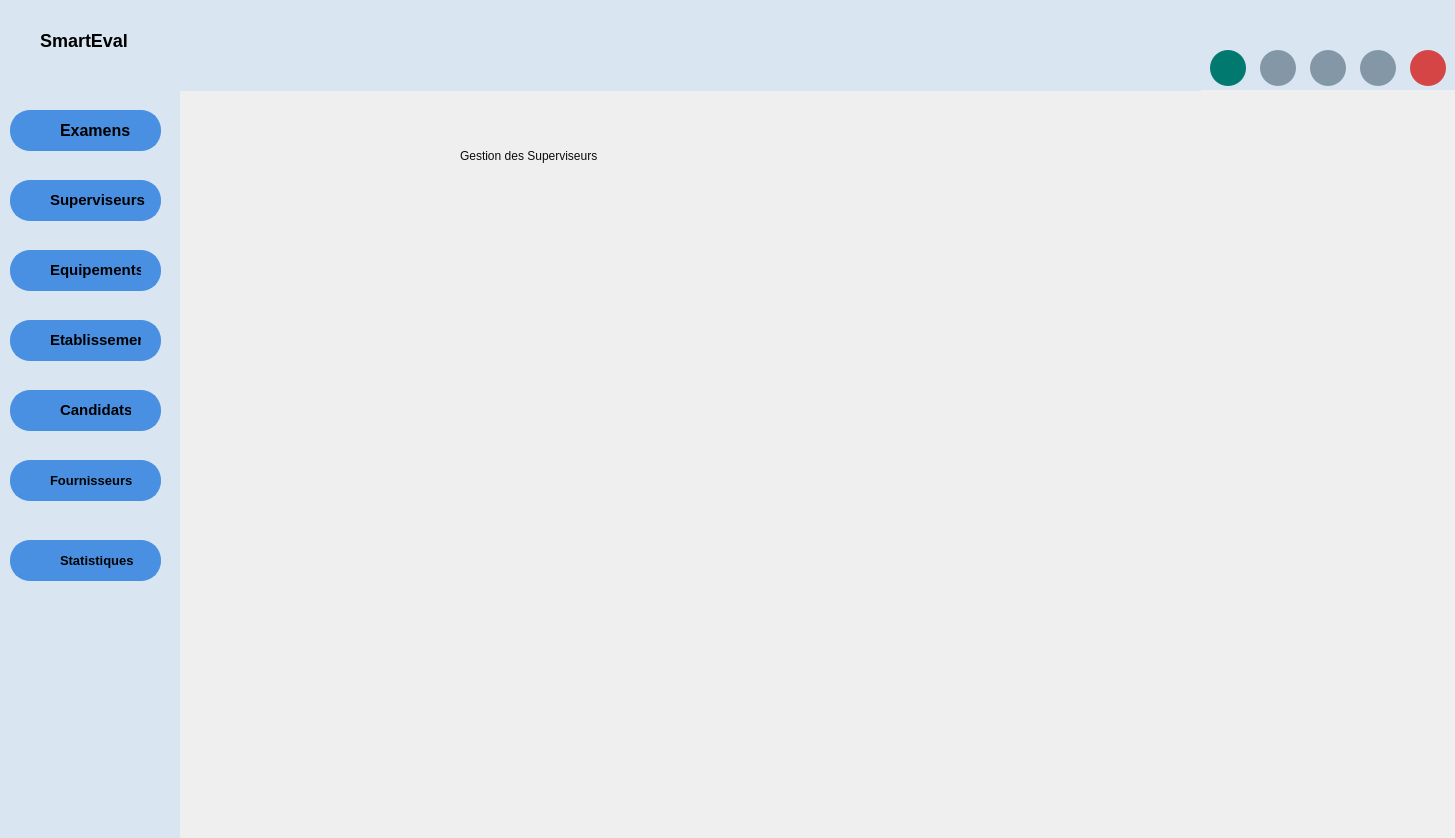
Above: mainwindow.ui from Projetcpp-2A19/projetcpp-2a19-smart-examination-center before the change. Below: the same form after it.
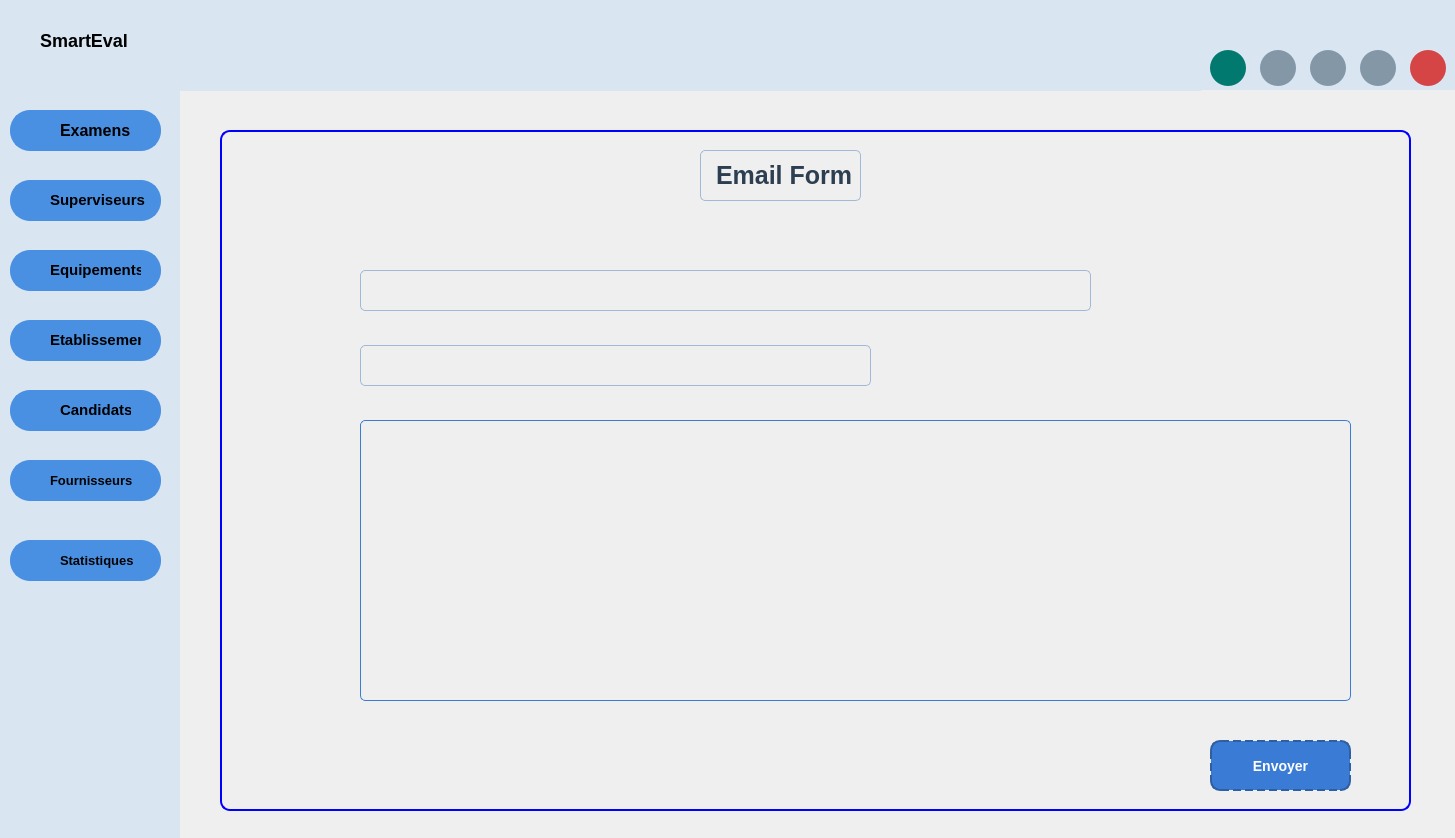
That is the form after the change. The open tabs and pages were chosen to show the change. Icons and pictures are not drawn.

Patch:
```diff
--- a/mainwindow.ui
+++ b/mainwindow.ui
@@ -765,6 +765,9 @@
       <height>791</height>
      </rect>
     </property>
+    <property name="layoutDirection">
+     <enum>Qt::LayoutDirection::LeftToRight</enum>
+    </property>
     <property name="styleSheet">
      <string notr="true">background-color: rgb(239, 239, 239);</string>
     </property>
@@ -1577,6 +1580,255 @@
        <iconset theme="QIcon::ThemeIcon::DocumentNew"/>
       </property>
      </widget>
+     <widget class="QPushButton" name="btnAfficherTout">
+      <property name="geometry">
+       <rect>
+        <x>150</x>
+        <y>450</y>
+        <width>51</width>
+        <height>41</height>
+       </rect>
+      </property>
+      <property name="styleSheet">
+       <string notr="true">QPushButton#ModButton  {
+    color: white;
+	background-color: rgb(58, 123, 213);
+    font-size: 16px;
+    font-weight: bold;
+    border-radius: 18px; /* La moitié de la taille pour un cercle */
+    border: none;
+    transition: all 0.3s ease-in-out;
+    text-align: center;
+}
+
+QPushButton#ModButton:hover {
+    background-color: rgb(3, 150, 138); /* Vert sapin plus clair au survol */
+    box-shadow: 0px 3px 8px rgba(1, 121, 111, 0.4);
+}
+
+QPushButton#ModButton :pressed {
+    background-color: rgb(0, 100, 92); /* Vert sapin plus foncé*/
+    box-shadow: 0px 2px 5px rgba(1, 121, 111, 0.5);
+}</string>
+      </property>
+      <property name="text">
+       <string/>
+      </property>
+      <property name="icon">
+       <iconset theme="QIcon::ThemeIcon::DocumentRevert"/>
+      </property>
+     </widget>
+     <widget class="QPushButton" name="btnTrierNom">
+      <property name="geometry">
+       <rect>
+        <x>570</x>
+        <y>30</y>
+        <width>151</width>
+        <height>41</height>
+       </rect>
+      </property>
+      <property name="styleSheet">
+       <string notr="true">QPushButton#btnTrierNom {
+    background-color: #3A7BD5; 
+    color: white;
+    font-size: 16px;
+    font-weight: bold;
+    padding: 10px 20px; /* Uniformiser le padding */
+    border-radius: 20px;
+    border: 2px dashed #3A7BD5;
+    text-align: center; /* Alignement horizontal */
+    qproperty-alignment: 'AlignCenter'; /* Alignement Qt */
+}
+
+QPushButton#btnTrierNom:hover {
+    background-color: #A0C4FF; 
+    border: 2px dashed #A0C4FF; 
+    color: #F9F9F9; 
+}
+
+QPushButton#btnTrierNom:pressed {
+    background-color: #C74C4C; 
+    border: 2px dashed #5A9BD5;
+}</string>
+      </property>
+      <property name="text">
+       <string>Tri par Nom</string>
+      </property>
+     </widget>
+     <zorder>Recherche</zorder>
+     <zorder>pdfBtn</zorder>
+     <zorder>tableFourn</zorder>
+     <zorder>label_27</zorder>
+     <zorder>ModButton</zorder>
+     <zorder>listWidget_2</zorder>
+     <zorder>TypeService</zorder>
+     <zorder>ID</zorder>
+     <zorder>Email</zorder>
+     <zorder>NumTel</zorder>
+     <zorder>ADRESSE</zorder>
+     <zorder>Ajbtn</zorder>
+     <zorder>label_11</zorder>
+     <zorder>NomT</zorder>
+     <zorder>label_19</zorder>
+     <zorder>label_23</zorder>
+     <zorder>label_20</zorder>
+     <zorder>label_21</zorder>
+     <zorder>label_22</zorder>
+     <zorder>lineEditRech</zorder>
+     <zorder>rechBtn</zorder>
+     <zorder>suppButton</zorder>
+     <zorder>Nom</zorder>
+     <zorder>SaveMod</zorder>
+     <zorder>btnAfficherTout</zorder>
+     <zorder>btnTrierNom</zorder>
+    </widget>
+    <widget class="QWidget" name="Email_2">
+     <widget class="QListWidget" name="listWidget_3">
+      <property name="geometry">
+       <rect>
+        <x>40</x>
+        <y>40</y>
+        <width>1191</width>
+        <height>681</height>
+       </rect>
+      </property>
+      <property name="styleSheet">
+       <string notr="true">QListWidget {
+    border: 2px solid blue;    /* Bordure bleue */
+    border-radius: 10px;        /* Coins arrondis */
+    padding: 5px;               /* Un peu d'espace à l'intérieur */
+}
+</string>
+      </property>
+     </widget>
+     <widget class="QLabel" name="label_28">
+      <property name="geometry">
+       <rect>
+        <x>520</x>
+        <y>60</y>
+        <width>161</width>
+        <height>51</height>
+       </rect>
+      </property>
+      <property name="styleSheet">
+       <string notr="true">#label_28 { 
+    font-size: 25px; /* Taille réduite du texte */
+    font-weight: bold; /* Texte en gras pour un effet titre */
+    color: #2C3E50; /* Bleu foncé pour une bonne lisibilité */
+    background-color: transparent; /* Fond transparent */
+    padding: 4px 8px; /* Espacement pour l'aération */
+    border: 1px solid #A0B9D9; /* Légère bordure bleu-gris pastel */
+    border-radius: 5px; /* Coins légèrement arrondis */
+    text-align: center; /* Centrage du texte */
+}
+</string>
+      </property>
+      <property name="text">
+       <string>Email Form</string>
+      </property>
+     </widget>
+     <widget class="QLineEdit" name="lineEdit_2">
+      <property name="geometry">
+       <rect>
+        <x>180</x>
+        <y>180</y>
+        <width>731</width>
+        <height>41</height>
+       </rect>
+      </property>
+      <property name="styleSheet">
+       <string notr="true">#lineEdit_2 { 
+    font-size: 25px; /* Taille réduite du texte */
+    font-weight: bold; /* Texte en gras pour un effet titre */
+    color: #2C3E50; /* Bleu foncé pour une bonne lisibilité */
+    background-color: transparent; /* Fond transparent */
+    padding: 4px 8px; /* Espacement pour l'aération */
+    border: 1px solid #A0B9D9; /* Légère bordure bleu-gris pastel */
+    border-radius: 5px; /* Coins légèrement arrondis */
+    text-align: center; /* Centrage du texte */
+}</string>
+      </property>
+     </widget>
+     <widget class="QLineEdit" name="lineEdit_3">
+      <property name="geometry">
+       <rect>
+        <x>180</x>
+        <y>255</y>
+        <width>511</width>
+        <height>41</height>
+       </rect>
+      </property>
+      <property name="styleSheet">
+       <string notr="true">#lineEdit_3 { 
+    font-size: 25px; /* Taille réduite du texte */
+    font-weight: bold; /* Texte en gras pour un effet titre */
+    color: #2C3E50; /* Bleu foncé pour une bonne lisibilité */
+    background-color: transparent; /* Fond transparent */
+    padding: 4px 8px; /* Espacement pour l'aération */
+    border: 1px solid #A0B9D9; /* Légère bordure bleu-gris pastel */
+    border-radius: 5px; /* Coins légèrement arrondis */
+    text-align: center; /* Centrage du texte */
+}</string>
+      </property>
+     </widget>
+     <widget class="QTextEdit" name="textEdit">
+      <property name="geometry">
+       <rect>
+        <x>180</x>
+        <y>330</y>
+        <width>991</width>
+        <height>281</height>
+       </rect>
+      </property>
+      <property name="styleSheet">
+       <string notr="true">#textEdit { 
+    font-size: 25px; /* Taille réduite du texte */
+    font-weight: bold; /* Texte en gras pour un effet titre */
+    color: #2C3E50; /* Bleu foncé pour une bonne lisibilité */
+    background-color: transparent; /* Fond transparent */
+    padding: 4px 8px; /* Espacement pour l'aération */
+    border: 1px solid #3A7BD5; /* Légère bordure bleu-gris pastel */
+    border-radius: 5px; /* Coins légèrement arrondis */
+    text-align: center; /* Centrage du texte */
+}</string>
+      </property>
+     </widget>
+     <widget class="QPushButton" name="EnvBtn">
+      <property name="geometry">
+       <rect>
+        <x>1030</x>
+        <y>650</y>
+        <width>141</width>
+        <height>51</height>
+       </rect>
+      </property>
+      <property name="styleSheet">
+       <string notr="true">#EnvBtn { 
+    background-color: #3A7BD5; /* Bleu plus profond et élégant */
+     border: 2px dashed #2E5FA2; /* Bordure bleu foncé */
+    border-radius: 10px; /* Coins arrondis */
+    padding: 8px 16px; /* Espacement interne */
+    font-size: 14px; /* Taille du texte */
+    font-weight: bold; /* Texte en gras */
+    color: white; /* Texte blanc */
+}
+
+#Ajbtn:hover { 
+    background-color: #5294E2; /* Bleu légèrement plus clair au survol */
+    border: 2px solid #3A7BD5;
+}
+
+#Ajbtn:pressed { 
+    background-color: #A8D5BA; /* Vert pastel au clic */
+    border: 2px solid #86C79A; /* Bordure verte pastel */
+    color: #2C3E50; /* Texte bleu foncé */
+}
+</string>
+      </property>
+      <property name="text">
+       <string>Envoyer</string>
+      </property>
+     </widget>
     </widget>
     <widget class="QWidget" name="AjSuperv">
      <widget class="QWidget" name="widget_6" native="true">
@@ -1665,21 +1917,15 @@
      </widget>
     </widget>
     <widget class="QWidget" name="GestCand">
-     <widget class="QLabel" name="label_15">
+     <widget class="QWidget" name="chartContainerType" native="true">
       <property name="geometry">
        <rect>
-        <x>280</x>
-        <y>50</y>
-        <width>171</width>
-        <height>31</height>
+        <x>320</x>
+        <y>210</y>
+        <width>361</width>
+        <height>191</height>
        </rect>
       </property>
-      <property name="styleSheet">
-       <string notr="true">color: rgb(12, 12, 12);</string>
-      </property>
-      <property name="text">
-       <string>Gestion des Superviseurs </string>
-      </property>
      </widget>
     </widget>
     <widget class="QWidget" name="GestEtab">
```
Left out of the diff: 69 changed lines with no effect on the pictures.
